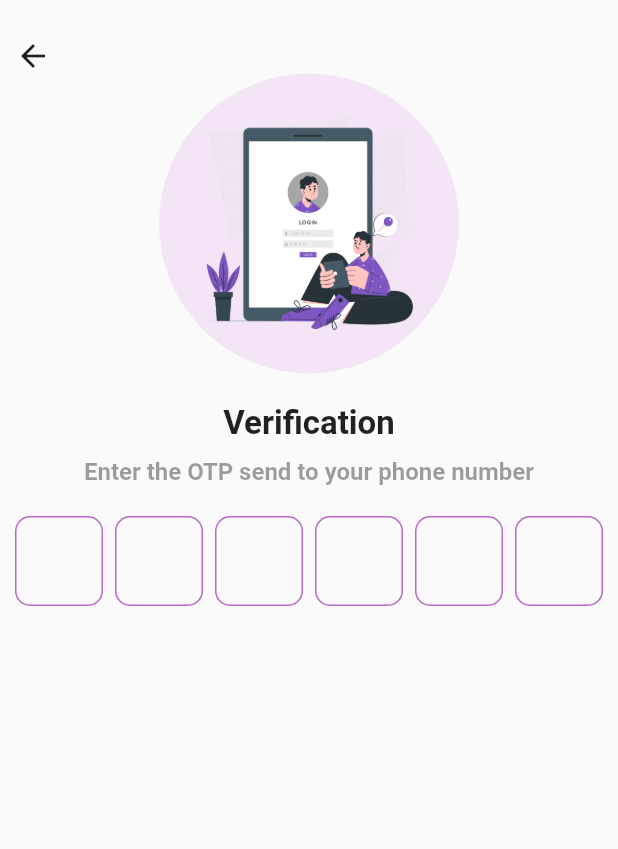
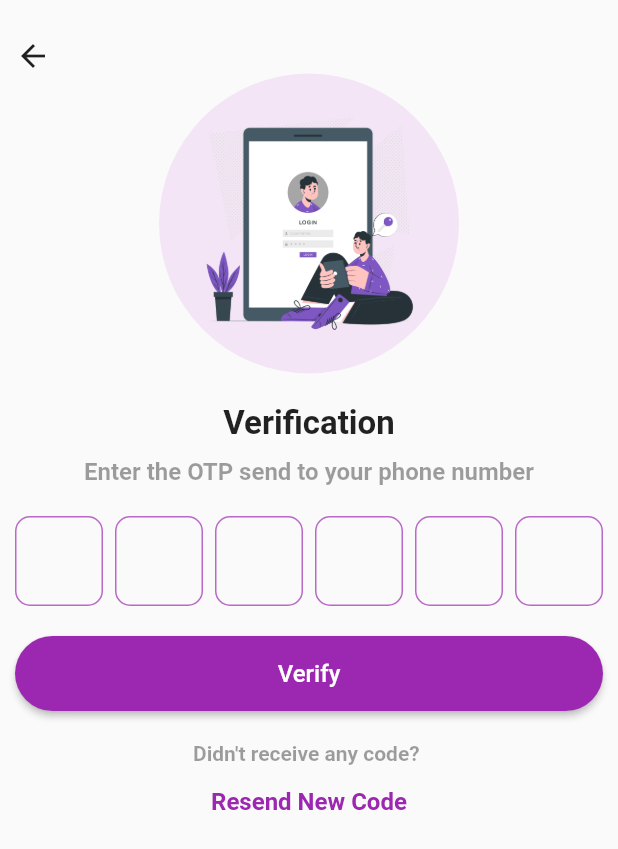
Before and after one commit to saiedd01/PhoneAuth_firebase, a Flutter app: the OtpScreen screen opened directly with empty values, on a phone screen of 412 x 824 dp. Shown: the top 849 px of the screen. Run offline on Flutter 3.47's test engine with Material 2 defaults, Android fonts, the phone set to English and light mode, and no system bars; drawn by our look-alikes of pinput; our stand-ins replace cloud_firestore, country_picker, firebase_auth, firebase_core, firebase_storage, shared_preferences; accounts and stored records are empty.

Commit message:
Saied Ahmed- Add Text in OTP Screen

```diff
--- a/lib/Screens/otp_screen.dart
+++ b/lib/Screens/otp_screen.dart
@@ -1,4 +1,5 @@
 import 'package:flutter/material.dart';
+import 'package:phoneauth/Widgets/coustom_button.dart';
 import 'package:pinput/pinput.dart';
 
 class OtpScreen extends StatefulWidget {
@@ -10,6 +11,7 @@ class OtpScreen extends StatefulWidget {
 }
 
 class _OtpScreenState extends State<OtpScreen> {
+  String? OtpCode;
   @override
   Widget build(BuildContext context) {
     return Scaffold(
@@ -71,7 +73,37 @@ class _OtpScreenState extends State<OtpScreen> {
                             fontWeight: FontWeight.w600,
                           ),
                         ),
-
+                        onSubmitted: (value){
+                          setState(() {
+                            OtpCode = value;
+                          });
+                        },
+                      ),
+                      SizedBox(height:20),
+                      SizedBox(
+                        width: MediaQuery.of(context).size.width,
+                        height: 50,
+                        child: CustomButton(
+                          text: 'Verify',
+                          onPressed: () {},
+                        ),
+                      ),
+                      SizedBox(height: 20,),
+                      Text("Didn't receive any code? ",
+                        style: TextStyle(
+                          fontSize:14,
+                          fontWeight: FontWeight.bold,
+                          color: Colors.black38,
+                        ),
+                      ),
+                      SizedBox(height: 15,),
+                      Text(
+                        "Resend New Code",
+                        style: TextStyle(
+                          fontSize:16,
+                          fontWeight: FontWeight.bold,
+                          color: Colors.purple,
+                        ),
                       ),
                     ]
                 ),
```
